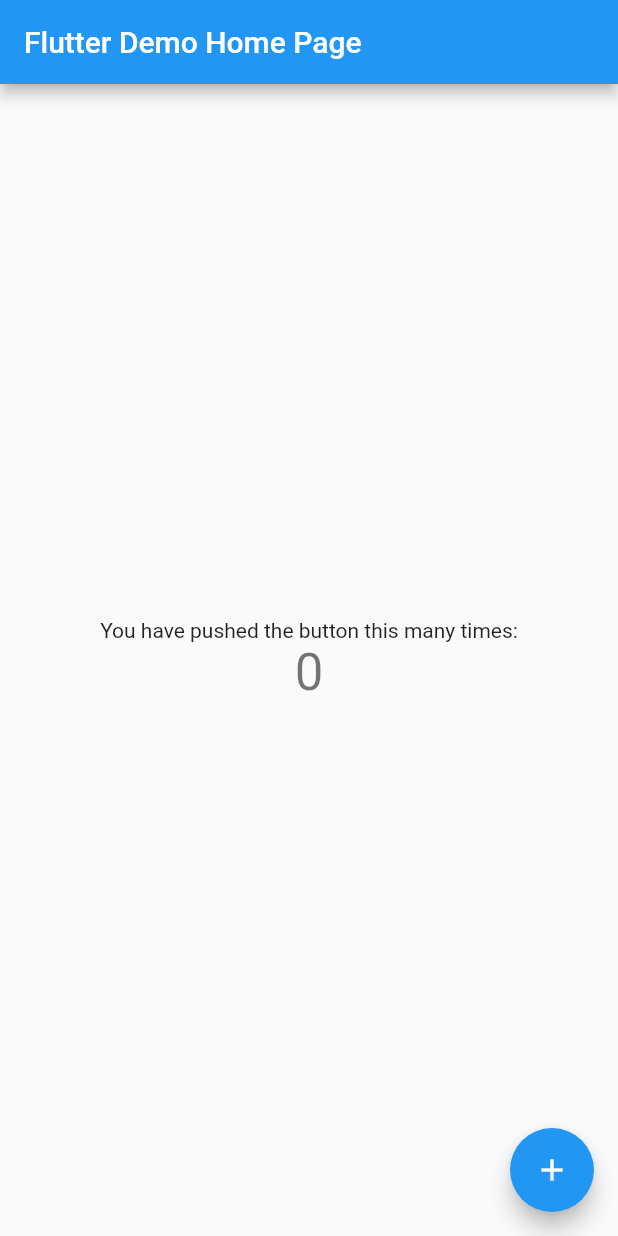
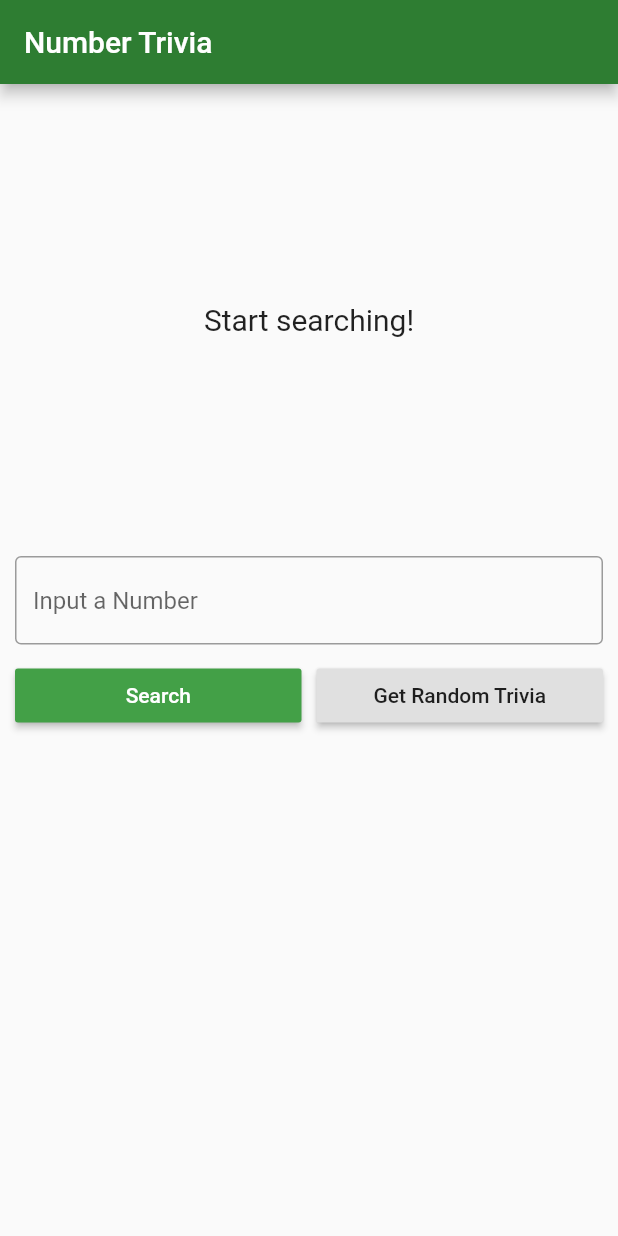
Before and after one commit to willyantoteguh/clean_architecture_tdd, a Flutter app: the screen it shows after launch, on a phone screen of 412 x 824 dp. Run offline on Flutter 3.47's test engine with Material 2 defaults, Android fonts, the phone set to English and light mode, and no system bars; our stand-ins replace bloc, dartz, data_connection_checker, equatable, flutter_bloc, get_it and 1 more.

Commit message:
Add UI and finished App

```diff
--- /dev/null
+++ b/lib/features/number_trivia/presentation/pages/number_trivia_page.dart
@@ -0,0 +1,56 @@
+import 'package:flutter/material.dart';
+import 'package:flutter_bloc/flutter_bloc.dart';
+
+import '../../../../injection_container.dart';
+import '../bloc/bloc.dart';
+import '../widgets/trivia_controls.dart';
+import '../widgets/widget.dart';
+
+class NumberTriviaPage extends StatelessWidget {
+  @override
+  Widget build(BuildContext context) {
+    return Scaffold(
+      appBar: AppBar(
+        title: Text('Number Trivia'),
+      ),
+      body: SingleChildScrollView(child: buildBody(context)),
+    );
+  }
+
+  BlocProvider<NumberTriviaBloc> buildBody(BuildContext context) {
+    return BlocProvider(
+      builder: (_) => sl<NumberTriviaBloc>(),
+      child: Center(
+        child: Padding(
+          padding: const EdgeInsets.all(10),
+          child: Column(
+            children: [
+              SizedBox(
+                height: 10,
+              ),
+              BlocBuilder<NumberTriviaBloc, NumberTriviaState>(
+                builder: (context, state) {
+                  if (state is Empty) {
+                    return MessageDisplay(
+                      message: 'Start searching!',
+                    );
+                  } else if (state is Loading) {
+                    return LoadingWidget();
+                  } else if (state is Loaded) {
+                    return TriviaDisplay(numberTrivia: state.trivia);
+                  } else if (state is Error) {
+                    return MessageDisplay(message: state.message);
+                  }
+                },
+              ),
+              SizedBox(
+                height: 20,
+              ),
+              TriviaControls()
+            ],
+          ),
+        ),
+      ),
+    );
+  }
+}
--- /dev/null
+++ b/lib/features/number_trivia/presentation/widgets/message_display.dart
@@ -0,0 +1,22 @@
+import 'package:flutter/material.dart';
+
+class MessageDisplay extends StatelessWidget {
+  final String message;
+
+  const MessageDisplay({Key key, @required this.message}) : super(key: key);
+
+  @override
+  Widget build(BuildContext context) {
+    return Container(
+        height: MediaQuery.of(context).size.height / 3,
+        child: Center(
+          child: SingleChildScrollView(
+            child: Text(
+              message,
+              style: TextStyle(fontSize: 20),
+              textAlign: TextAlign.center,
+            ),
+          ),
+        ));
+  }
+}
--- /dev/null
+++ b/lib/features/number_trivia/presentation/widgets/trivia_controls.dart
@@ -0,0 +1,79 @@
+import 'package:flutter/material.dart';
+import 'package:flutter_bloc/flutter_bloc.dart';
+
+import '../bloc/bloc.dart';
+
+class TriviaControls extends StatefulWidget {
+  const TriviaControls({
+    Key key,
+  }) : super(key: key);
+
+  @override
+  _TriviaControlsState createState() => _TriviaControlsState();
+}
+
+class _TriviaControlsState extends State<TriviaControls> {
+  final textEditingController = TextEditingController();
+  String inputStr;
+
+  @override
+  Widget build(BuildContext context) {
+    return Column(children: [
+      TextField(
+        controller: textEditingController,
+        keyboardType: TextInputType.number,
+        decoration: InputDecoration(
+            border: OutlineInputBorder(), hintText: 'Input a Number'),
+        onChanged: (value) {
+          inputStr = value;
+        },
+        onSubmitted: (_) {
+          dispatchCOncrete();
+        },
+      ),
+      // Placeholder(fallbackHeight: 40),
+      SizedBox(
+        height: 10,
+      ),
+      Row(
+        children: [
+          Expanded(
+            // child: Placeholder(
+            //   fallbackHeight: 30,
+            // ),
+            child: RaisedButton(
+              onPressed: dispatchCOncrete,
+              child: Text('Search'),
+              color: Theme.of(context).accentColor,
+              textTheme: ButtonTextTheme.primary,
+            ),
+          ),
+          SizedBox(
+            width: 10,
+          ),
+          Expanded(
+            // child: Placeholder(
+            //   fallbackHeight: 30,
+            // ),
+            child: RaisedButton(
+              onPressed: dispatchRandom,
+              child: Text('Get Random Trivia'),
+            ),
+          )
+        ],
+      )
+    ]);
+  }
+
+  void dispatchCOncrete() {
+    textEditingController.clear();
+    BlocProvider.of<NumberTriviaBloc>(context)
+        .dispatch(GetTriviaForConcreteNumber(inputStr));
+  }
+
+  void dispatchRandom() {
+    textEditingController.clear();
+    BlocProvider.of<NumberTriviaBloc>(context)
+        .dispatch(GetTriviaForRandomNumber());
+  }
+}
--- /dev/null
+++ b/lib/features/number_trivia/presentation/widgets/widget.dart
@@ -0,0 +1,3 @@
+export 'loading_widget.dart';
+export 'trivia_display.dart';
+export 'message_display.dart';
--- a/lib/main.dart
+++ b/lib/main.dart
@@ -1,6 +1,11 @@
+import 'package:clean_architecture_tdd/features/number_trivia/domain/entities/number_trivia.dart';
+import 'package:clean_architecture_tdd/features/number_trivia/presentation/pages/number_trivia_page.dart';
 import 'package:flutter/material.dart';
+import 'injection_container.dart' as di;
 
-void main() {
+void main() async {
+  WidgetsFlutterBinding.ensureInitialized();
+  await di.init();
   runApp(MyApp());
 }
 
@@ -9,109 +14,11 @@ class MyApp extends StatelessWidget {
   @override
   Widget build(BuildContext context) {
     return MaterialApp(
-      title: 'Flutter Demo',
-      theme: ThemeData(
-        // This is the theme of your application.
-        //
-        // Try running your application with "flutter run". You'll see the
-        // application has a blue toolbar. Then, without quitting the app, try
-        // changing the primarySwatch below to Colors.green and then invoke
-        // "hot reload" (press "r" in the console where you ran "flutter run",
-        // or simply save your changes to "hot reload" in a Flutter IDE).
-        // Notice that the counter didn't reset back to zero; the application
-        // is not restarted.
-        primarySwatch: Colors.blue,
-        // This makes the visual density adapt to the platform that you run
-        // the app on. For desktop platforms, the controls will be smaller and
-        // closer together (more dense) than on mobile platforms.
-        visualDensity: VisualDensity.adaptivePlatformDensity,
+      title: 'Number Trivia',
+      theme: ThemeData(primaryColor: Colors.green.shade800,
+        accentColor: Colors.green.shade600
       ),
-      home: MyHomePage(title: 'Flutter Demo Home Page'),
+      home: NumberTriviaPage(),
     );
   }
 }
-
-class MyHomePage extends StatefulWidget {
-  MyHomePage({Key key, this.title}) : super(key: key);
-
-  // This widget is the home page of your application. It is stateful, meaning
-  // that it has a State object (defined below) that contains fields that affect
-  // how it looks.
-
-  // This class is the configuration for the state. It holds the values (in this
-  // case the title) provided by the parent (in this case the App widget) and
-  // used by the build method of the State. Fields in a Widget subclass are
-  // always marked "final".
-
-  final String title;
-
-  @override
-  _MyHomePageState createState() => _MyHomePageState();
-}
-
-class _MyHomePageState extends State<MyHomePage> {
-  int _counter = 0;
-
-  void _incrementCounter() {
-    setState(() {
-      // This call to setState tells the Flutter framework that something has
-      // changed in this State, which causes it to rerun the build method below
-      // so that the display can reflect the updated values. If we changed
-      // _counter without calling setState(), then the build method would not be
-      // called again, and so nothing would appear to happen.
-      _counter++;
-    });
-  }
-
-  @override
-  Widget build(BuildContext context) {
-    // This method is rerun every time setState is called, for instance as done
-    // by the _incrementCounter method above.
-    //
-    // The Flutter framework has been optimized to make rerunning build methods
-    // fast, so that you can just rebuild anything that needs updating rather
-    // than having to individually change instances of widgets.
-    return Scaffold(
-      appBar: AppBar(
-        // Here we take the value from the MyHomePage object that was created by
-        // the App.build method, and use it to set our appbar title.
-        title: Text(widget.title),
-      ),
-      body: Center(
-        // Center is a layout widget. It takes a single child and positions it
-        // in the middle of the parent.
-        child: Column(
-          // Column is also a layout widget. It takes a list of children and
-          // arranges them vertically. By default, it sizes itself to fit its
-          // children horizontally, and tries to be as tall as its parent.
-          //
-          // Invoke "debug painting" (press "p" in the console, choose the
-          // "Toggle Debug Paint" action from the Flutter Inspector in Android
-          // Studio, or the "Toggle Debug Paint" command in Visual Studio Code)
-          // to see the wireframe for each widget.
-          //
-          // Column has various properties to control how it sizes itself and
-          // how it positions its children. Here we use mainAxisAlignment to
-          // center the children vertically; the main axis here is the vertical
-          // axis because Columns are vertical (the cross axis would be
-          // horizontal).
-          mainAxisAlignment: MainAxisAlignment.center,
-          children: <Widget>[
-            Text(
-              'You have pushed the button this many times:',
-            ),
-            Text(
-              '$_counter',
-              style: Theme.of(context).textTheme.headline4,
-            ),
-          ],
-        ),
-      ),
-      floatingActionButton: FloatingActionButton(
-        onPressed: _incrementCounter,
-        tooltip: 'Increment',
-        child: Icon(Icons.add),
-      ), // This trailing comma makes auto-formatting nicer for build methods.
-    );
-  }
-}
```
Also changed, not shown: lib/features/number_trivia/presentation/widgets/loading_widget.dart (added, +12 -0 lines), lib/features/number_trivia/presentation/widgets/trivia_display.dart (added, +33 -0 lines), lib/injection_container.dart (added, +49 -0 lines), 1 other file.
